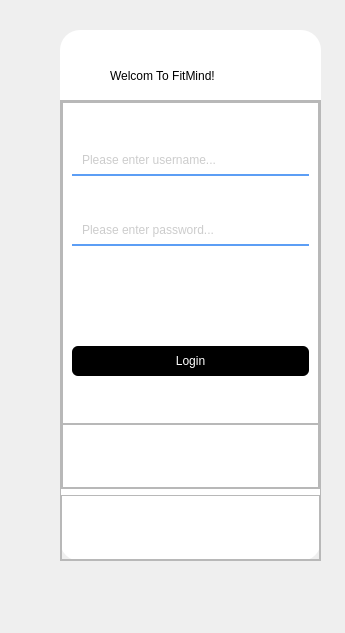
First picture: the form in Client/ui/FitMind_Client_Login.ui, repository aud13d/FitMind, before the edit.
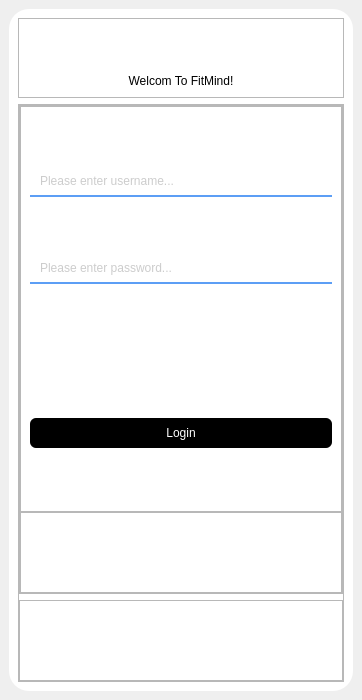
Second picture: the form after the edit. Icons and pictures are not drawn.

Commit message:
Added training/diet Dialog, added jump to main interface from login and rewrote related database methods, added new training window UI, and annotated all methods on server and client.
Currently found bugs:
Timeout occurs when sending verification code request, but verification code is still sent successfully and cached in Redis

What changed in the file:
```diff
--- a/Client/ui/FitMind_Client_Login.ui
+++ b/Client/ui/FitMind_Client_Login.ui
@@ -6,22 +6,28 @@
    <rect>
     <x>0</x>
     <y>0</y>
-    <width>345</width>
-    <height>633</height>
+    <width>362</width>
+    <height>700</height>
    </rect>
   </property>
+  <property name="minimumSize">
+   <size>
+    <width>300</width>
+    <height>666</height>
+   </size>
+  </property>
   <property name="windowTitle">
    <string>MainWindow</string>
   </property>
   <widget class="QWidget" name="centralwidget">
+   <layout class="QVBoxLayout" name="verticalLayout_10">
+    <item>
    <widget class="QFrame" name="frame">
-    <property name="geometry">
-     <rect>
-      <x>60</x>
-      <y>30</y>
-      <width>261</width>
-      <height>531</height>
-     </rect>
+      <property name="minimumSize">
+       <size>
+        <width>300</width>
+        <height>666</height>
+       </size>
     </property>
     <property name="styleSheet">
      <string notr="true">#frame{
@@ -38,31 +44,39 @@
     <property name="frameShadow">
      <enum>QFrame::Shadow::Raised</enum>
     </property>
-    <widget class="QLabel" name="label">
-     <property name="geometry">
-      <rect>
-       <x>50</x>
-       <y>20</y>
-       <width>161</width>
-       <height>51</height>
-      </rect>
-     </property>
-     <property name="styleSheet">
-      <string notr="true">font: 16pt &quot;华文隶书&quot;;</string>
-     </property>
-     <property name="text">
-      <string>Welcom To FitMind!</string>
-     </property>
-    </widget>
+      <layout class="QVBoxLayout" name="verticalLayout_9">
+       <item>
+        <widget class="QFrame" name="frame_7">
+         <property name="frameShape">
+          <enum>QFrame::Shape::StyledPanel</enum>
+         </property>
+         <property name="frameShadow">
+          <enum>QFrame::Shadow::Raised</enum>
+         </property>
+         <layout class="QVBoxLayout" name="verticalLayout_8">
+          <item>
+           <layout class="QHBoxLayout" name="horizontalLayout_6">
+            <property name="spacing">
+             <number>0</number>
+            </property>
+            <property name="bottomMargin">
+             <number>20</number>
+            </property>
+            <item>
+             <spacer name="horizontalSpacer_2">
+              <property name="orientation">
+               <enum>Qt::Orientation::Horizontal</enum>
+              </property>
+              <property name="sizeHint" stdset="0">
+               <size>
+                <width>228</width>
+                <height>20</height>
+               </size>
+              </property>
+             </spacer>
+            </item>
+            <item>
     <widget class="QPushButton" name="button_exit">
-     <property name="geometry">
-      <rect>
-       <x>230</x>
-       <y>10</y>
-       <width>16</width>
-       <height>16</height>
-      </rect>
-     </property>
      <property name="minimumSize">
       <size>
        <width>0</width>
@@ -110,15 +124,27 @@
       </size>
      </property>
     </widget>
+            </item>
+           </layout>
+          </item>
+          <item>
+           <widget class="QLabel" name="label">
+            <property name="styleSheet">
+             <string notr="true">font: 25pt &quot;华文隶书&quot;;</string>
+            </property>
+            <property name="text">
+             <string>Welcom To FitMind!</string>
+            </property>
+            <property name="alignment">
+             <set>Qt::AlignmentFlag::AlignCenter</set>
+            </property>
+           </widget>
+          </item>
+         </layout>
+        </widget>
+       </item>
+       <item>
     <widget class="QFrame" name="frame_2">
-     <property name="geometry">
-      <rect>
-       <x>0</x>
-       <y>70</y>
-       <width>261</width>
-       <height>461</height>
-      </rect>
-     </property>
      <property name="minimumSize">
       <size>
        <width>261</width>
@@ -760,7 +786,11 @@
       </item>
      </layout>
     </widget>
-   </widget>
+       </item>
+      </layout>
+     </widget>
+    </item>
+   </layout>
   </widget>
  </widget>
  <resources>
```
Left out of the diff: 4 changed lines with no effect on the pictures. Lines whose indentation alone changed are shown as unchanged. The commit also changes 35 other files.
